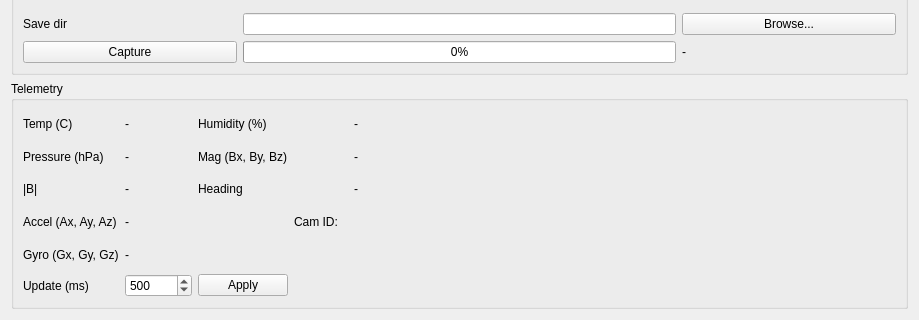
Qt form frontend/src/DevicePanel.ui (ABlairJamieson/Sigma_Lens_Control) before a commit; both pictures show x 0 to 919 and y 867 to 1187 of the 919 by 1187 pixel window.
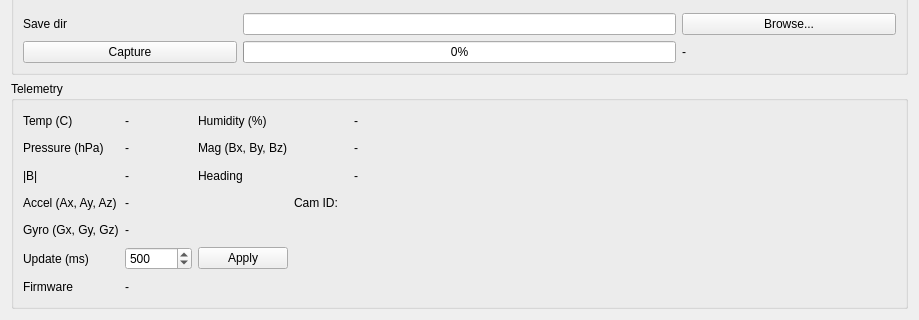
The same form after that commit.

Commit message: Release firmware v1 with live preview and scripted calibration capture

```diff
--- a/frontend/src/DevicePanel.ui
+++ b/frontend/src/DevicePanel.ui
@@ -438,6 +438,8 @@
       <string>Telemetry</string>
      </property>
      <layout class="QGridLayout" name="gridTelemetry">
+      <item row="6" column="0"><widget class="QLabel" name="label_firmware"><property name="text"><string>Firmware</string></property></widget></item>
+      <item row="6" column="1" colspan="5"><widget class="QLabel" name="value_firmware"><property name="text"><string>-</string></property></widget></item>
       <item row="3" column="0">
        <widget class="QLabel" name="label_accel">
         <property name="text">
```
The commit also changes 24 other files.
